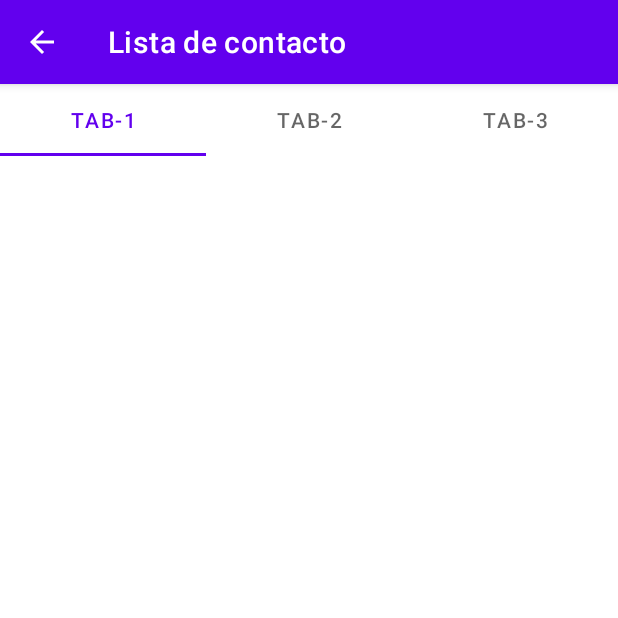
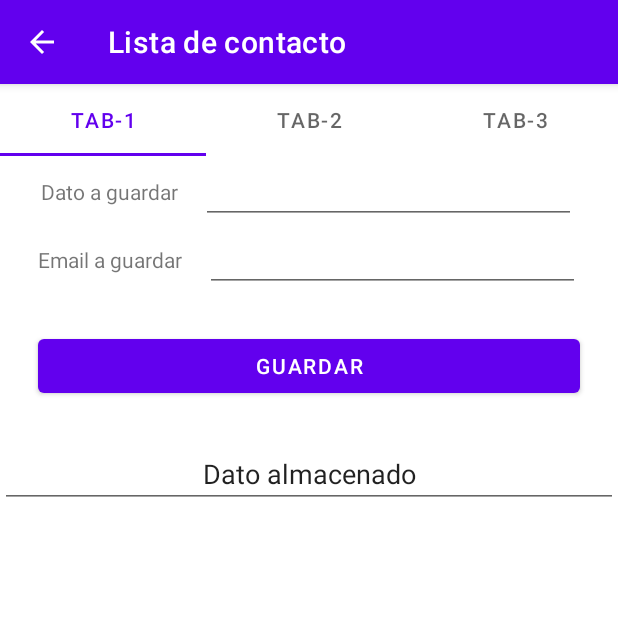
Before and after one commit to JoseCaste/1008-TecnologiasInformacion21-22B, an Android app: the ViewPagerActivity screen opened directly, with no data from a screen before it, on a phone screen of 412 x 824 dp, the top half of it. Run offline under Robolectric (Android 15) with nearby library versions, the phone set to English and light mode, and no system bars.

Commit message:
Agregado funcionalidad de FileIO y SharedPreference para almacenar datos de manera local

```diff
--- a/listaContactos/app/build.gradle
+++ b/listaContactos/app/build.gradle
@@ -32,6 +32,7 @@ dependencies {
     implementation 'androidx.appcompat:appcompat:1.4.1'
     implementation 'com.google.android.material:material:1.5.0'
     implementation 'androidx.constraintlayout:constraintlayout:2.1.3'
+    implementation 'androidx.legacy:legacy-support-v4:1.0.0'
     testImplementation 'junit:junit:4.+'
     androidTestImplementation 'androidx.test.ext:junit:1.1.3'
     androidTestImplementation 'androidx.test.espresso:espresso-core:3.4.0'
--- a/listaContactos/app/src/main/AndroidManifest.xml
+++ b/listaContactos/app/src/main/AndroidManifest.xml
@@ -3,7 +3,7 @@
           package="com.informatica.listadecontacto">
 
     <uses-permission android:name="android.permission.INTERNET"/>
-
+    <uses-permission android:name="android.permission.BLUETOOTH"/>
     <application
             android:allowBackup="true"
             android:icon="@mipmap/ic_launcher"
--- a/listaContactos/app/src/main/java/com/informatica/listadecontacto/activities/MainActivity.java
+++ b/listaContactos/app/src/main/java/com/informatica/listadecontacto/activities/MainActivity.java
@@ -54,7 +54,7 @@ public class MainActivity extends AppCompatActivity {
                         Toast.makeText(this, "Inicio", Toast.LENGTH_SHORT).show();
                     break;
                     case R.id.submenu_2:
-                        Toast.makeText(this, "Submenu 2", Toast.LENGTH_SHORT).show();
+                        Toast.makeText(this, "ViewPager", Toast.LENGTH_SHORT).show();
                         Intent intentViewPager = new Intent(this, ViewPagerActivity.class);
                         startActivity(intentViewPager);
                         break;
@@ -73,8 +73,6 @@ public class MainActivity extends AppCompatActivity {
             inflater.inflate(R.menu.item_menu, popup.getMenu());
             popup.show();
         });
-        /*FragmentManager fragmentManager = getSupportFragmentManager();
-        fragmentManager.beginTransaction().replace(R.id.fragment_detail, new ContactListFragment()).commit();*/
 
         loadResources();
     }
--- a/listaContactos/app/src/main/java/com/informatica/listadecontacto/activities/ViewPagerActivity.java
+++ b/listaContactos/app/src/main/java/com/informatica/listadecontacto/activities/ViewPagerActivity.java
@@ -10,6 +10,7 @@ import com.google.android.material.tabs.TabLayoutMediator;
 import com.informatica.listadecontacto.R;
 import com.informatica.listadecontacto.adapters.ViewPagerAdapter;
 import com.informatica.listadecontacto.fragments.ContactListFragment;
+import com.informatica.listadecontacto.fragments.FileIoFragment;
 import com.informatica.listadecontacto.model.Contacto;
 
 import java.lang.reflect.Array;
@@ -30,7 +31,7 @@ public class ViewPagerActivity extends AppCompatActivity {
         tabLayout = findViewById(R.id.tab_layout);
 
         viewPager2 = findViewById(R.id.view_pager);
-        final List<Fragment> fragmentList = Arrays.asList(new Fragment(),new ContactListFragment(new Contacto("Jose","Some title","https://google.com")), new Fragment());
+        final List<Fragment> fragmentList = Arrays.asList(new FileIoFragment(),new ContactListFragment(new Contacto("Jose","Some title","https://google.com")), new Fragment());
 
         viewPager2.setAdapter(new ViewPagerAdapter(this,fragmentList));
 
--- /dev/null
+++ b/listaContactos/app/src/main/java/com/informatica/listadecontacto/fragments/FileIoFragment.java
@@ -0,0 +1,77 @@
+package com.informatica.listadecontacto.fragments;
+
+import android.content.Context;
+import android.content.SharedPreferences;
+import android.os.Bundle;
+import android.widget.Button;
+import android.widget.EditText;
+import android.widget.TextView;
+import android.widget.Toast;
+import androidx.fragment.app.Fragment;
+import android.view.LayoutInflater;
+import android.view.View;
+import android.view.ViewGroup;
+import com.informatica.listadecontacto.R;
+
+import java.io.FileInputStream;
+import java.io.FileNotFoundException;
+import java.io.FileOutputStream;
+import java.io.IOException;
+import java.nio.charset.StandardCharsets;
+
+public class FileIoFragment extends Fragment {
+
+    private Button btnSave;
+
+    private EditText txtDatum;
+
+    private TextView labelDato;
+    private View view;
+
+    @Override
+    public View onCreateView(LayoutInflater inflater, ViewGroup container,
+                             Bundle savedInstanceState) {
+        // Inflate the layout for this fragment
+        view = inflater.inflate(R.layout.fragment_file_io, container, false);
+        loadListerners();
+        return view;
+    }
+
+    private void loadListerners() {
+        btnSave = view.findViewById(R.id.btnSave);
+        txtDatum = view.findViewById(R.id.txtDatum);
+        EditText txtEmail = view.findViewById(R.id.txtEmailSharedPreference);
+        labelDato = view.findViewById(R.id.labelDato);
+        btnSave.setOnClickListener(view ->{
+            try {
+                FileOutputStream outputStream = view.getContext().openFileOutput("contact.txt", Context.MODE_APPEND);
+                outputStream.write(txtDatum.getText().toString().getBytes(StandardCharsets.UTF_8));
+                outputStream.close();
+                Toast.makeText(view.getContext(), "Dato guradado", Toast.LENGTH_SHORT).show();
+            } catch (FileNotFoundException e) {
+                Toast.makeText(view.getContext(), "Archivo contact.txt no fue encontrado", Toast.LENGTH_SHORT).show();
+                throw new RuntimeException(e);
+            } catch (IOException e) {
+                Toast.makeText(view.getContext(), "Hubo un error al guardar los datos", Toast.LENGTH_SHORT).show();
+                throw new RuntimeException(e);
+            }
+            saveWithSharedPreference(txtDatum.getText().toString(),txtEmail.getText().toString());
+            /*try {
+                FileInputStream inputStream = view.getContext().openFileInput("contact.txt");
+
+            } catch (FileNotFoundException e) {
+                throw new RuntimeException(e);
+            } catch (IOException e) {
+                throw new RuntimeException(e);
+            }*/
+        });
+    }
+
+    private void saveWithSharedPreference(String datum, String email) {
+        SharedPreferences sharedPreferences = getContext().getSharedPreferences("contacts",Context.MODE_PRIVATE);
+        SharedPreferences.Editor editor = sharedPreferences.edit();
+        editor.putString("DATUM",datum);
+        editor.putString("EMAIL",email);
+        editor.apply();
+    }
+}
--- /dev/null
+++ b/listaContactos/app/src/main/res/layout/fragment_file_io.xml
@@ -0,0 +1,31 @@
+<?xml version="1.0" encoding="utf-8"?>
+<FrameLayout xmlns:android="http://schemas.android.com/apk/res/android"
+             xmlns:tools="http://schemas.android.com/tools"
+             android:layout_width="match_parent"
+             android:layout_height="match_parent"
+             tools:context=".fragments.FileIoFragment">
+    <LinearLayout
+            android:orientation="vertical"
+            android:layout_width="match_parent"
+            android:layout_height="wrap_content">
+        <LinearLayout android:layout_width="wrap_content" android:layout_height="wrap_content"
+                      android:orientation="horizontal" android:layout_gravity="center">
+            <TextView android:layout_width="wrap_content" android:layout_height="wrap_content"
+                      android:text="@string/text_simple" android:paddingRight="15dp"/>
+            <EditText android:layout_width="250dp" android:layout_height="wrap_content"
+                      android:id="@+id/txtDatum"/>
+        </LinearLayout>
+        <LinearLayout android:layout_width="wrap_content" android:layout_height="wrap_content"
+                      android:orientation="horizontal" android:layout_gravity="center">
+            <TextView android:layout_width="wrap_content" android:layout_height="wrap_content"
+                      android:text="@string/text_simple2" android:paddingRight="15dp"/>
+            <EditText android:layout_width="250dp" android:layout_height="wrap_content"
+                      android:inputType="textEmailAddress"
+                      android:id="@+id/txtEmailSharedPreference"/>
+        </LinearLayout>
+        <Button android:layout_width="match_parent" android:layout_height="wrap_content" android:text="Guardar"
+                android:layout_margin="25dp" android:id="@+id/btnSave"/>
+        <EditText android:layout_width="match_parent" android:layout_height="match_parent" android:text="Dato almacenado"
+                  android:textAlignment="center" android:id="@+id/labelDato"/>
+    </LinearLayout>
+</FrameLayout>
--- a/listaContactos/app/src/main/res/menu/item_menu.xml
+++ b/listaContactos/app/src/main/res/menu/item_menu.xml
@@ -2,7 +2,7 @@
 <menu xmlns:android="http://schemas.android.com/apk/res/android" xmlns:app="http://schemas.android.com/apk/res-auto">
 
     <item android:title="Inicio" android:id="@+id/menu_inicio"/>
-    <item android:title="submenu 2" android:id="@+id/submenu_2"/>
+    <item android:title="View pager" android:id="@+id/submenu_2"/>
     <item android:title="BLUETOOTH" android:id="@+id/submenu_3"/>
     <item android:id="@+id/submenu_4" android:title="Submenu 4" app:showAsAction="always"/>
     <item android:id="@+id/refresh" android:title="Refresh" android:icon="@android:drawable/ic_menu_rotate" app:showAsAction="always"/>
--- a/listaContactos/app/src/main/res/values/strings.xml
+++ b/listaContactos/app/src/main/res/values/strings.xml
@@ -3,4 +3,8 @@
     <string name="contact_name">Nombre de contacto</string>
     <string name="phone">Número de contacto</string>
     <string name="email">Correo electrónico</string>
+    <!-- TODO: Remove or change this placeholder text -->
+    <string name="hello_blank_fragment">Hello blank fragment</string>
+    <string name="text_simple">Dato a guardar</string>
+    <string name="text_simple2">Email a guardar</string>
 </resources>
```
